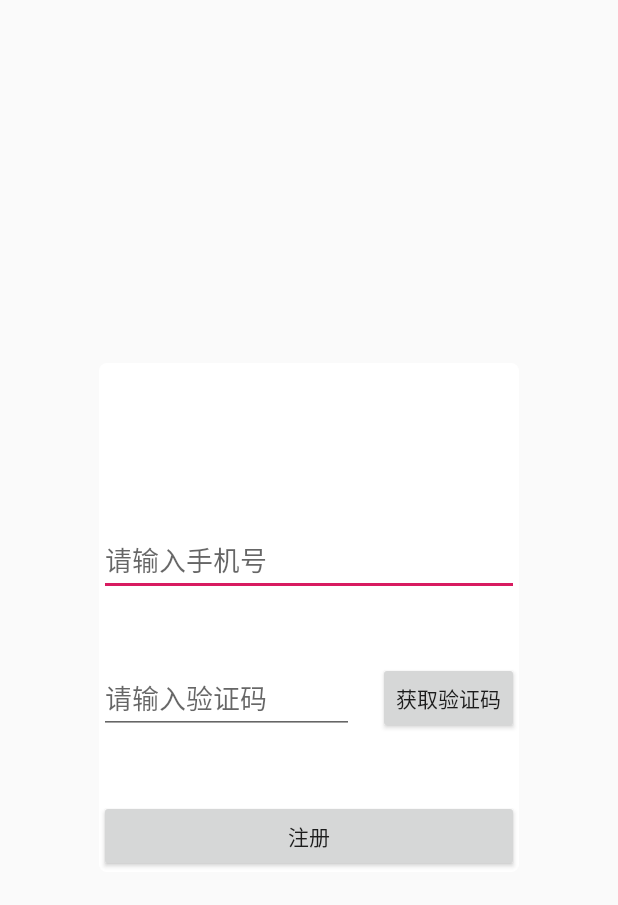
After one commit to fengxin930926134/npblock, an Android app: the layout alert_dialog_register.xml on its own in the app's theme, with its tools: preview values and no code run, on a phone screen of 412 x 824 dp. The commit adds this screen. Shown: the top 905 px of the screen. Run offline under Robolectric (Android 15) with nearby library versions, the phone set to English and light mode, and no system bars.

Commit message:
修改登陆弹窗，完成注册ui界面，优化登陆逻辑

```diff
--- a/app/src/main/res/layout/activity_main.xml
+++ b/app/src/main/res/layout/activity_main.xml
@@ -10,4 +10,10 @@
         android:layout_centerHorizontal="true"
         android:layout_centerVertical="true"/>
 
+    <Button
+        android:id="@+id/classic_tetris"
+        android:layout_width="wrap_content"
+        android:layout_height="wrap_content"
+        android:text="@string/classic_tetris"/>
+
 </RelativeLayout>
--- a/app/src/main/res/layout/alert_dialog_login.xml
+++ b/app/src/main/res/layout/alert_dialog_login.xml
@@ -105,4 +105,9 @@
         android:textColor="#ffffff"
         android:textSize="16sp" />
 
+    <Button
+        android:id="@+id/alert_login_register"
+        android:layout_width="match_parent"
+        android:layout_height="wrap_content"
+        android:text="@string/alert_login_register"/>
 </LinearLayout>
--- /dev/null
+++ b/app/src/main/res/layout/alert_dialog_register.xml
@@ -0,0 +1,50 @@
+<?xml version="1.0" encoding="utf-8"?>
+<RelativeLayout xmlns:android="http://schemas.android.com/apk/res/android"
+    android:layout_width="wrap_content"
+    android:layout_height="wrap_content"
+    android:layout_gravity="center"
+    android:background="@drawable/shape_radian_dialog_white">
+
+
+    <EditText
+        android:id="@+id/login_input_phone_et"
+        android:layout_width="280dp"
+        android:layout_height="wrap_content"
+        android:layout_alignParentTop="true"
+        android:layout_centerHorizontal="true"
+        android:layout_marginTop="107dp"
+        android:ems="10"
+        android:hint="请输入手机号"
+        android:inputType="phone" />
+
+    <requestFocus />
+
+    <EditText
+        android:id="@+id/login_input_code_et"
+        android:layout_width="170dp"
+        android:layout_height="wrap_content"
+        android:layout_alignLeft="@+id/login_input_phone_et"
+        android:layout_below="@+id/login_input_phone_et"
+        android:layout_marginTop="44dp"
+        android:hint="请输入验证码"
+        android:inputType="textPassword" >
+    </EditText>
+
+    <Button
+        android:id="@+id/login_request_code_btn"
+        android:layout_width="wrap_content"
+        android:layout_height="wrap_content"
+        android:layout_alignRight="@+id/login_input_phone_et"
+        android:layout_alignTop="@+id/login_input_code_et"
+        android:text="获取验证码" />
+
+    <Button
+        android:id="@+id/login_commit_btn"
+        android:layout_width="280dp"
+        android:layout_height="wrap_content"
+        android:layout_alignLeft="@+id/login_input_code_et"
+        android:layout_below="@+id/login_input_code_et"
+        android:layout_marginTop="44dp"
+        android:text="注册" />
+
+</RelativeLayout>
--- a/app/src/main/res/values/strings.xml
+++ b/app/src/main/res/values/strings.xml
@@ -11,4 +11,6 @@
     <string name="alert_login_btn_text">登陆</string>
     <string name="login_phone_text">手机号</string>
     <string name="password_text">密码</string>
+    <string name="classic_tetris">经典俄罗斯方块</string>
+    <string name="alert_login_register">注册</string>
 </resources>
--- a/build.gradle
+++ b/build.gradle
@@ -8,7 +8,8 @@ buildscript {
     }
     dependencies {
         classpath 'com.android.tools.build:gradle:3.5.1'
-
+        // 注册MobSDK
+        classpath "com.mob.sdk:MobSDK:2018.0319.1724"
         // NOTE: Do not place your application dependencies here; they belong
         // in the individual module build.gradle files
     }
```
Also changed, not shown: app/build.gradle (+7 -0 lines), app/src/main/AndroidManifest.xml (+15 -1 lines), app/src/main/java/com/np/block/activity/LoginActivity.java (+89 -19 lines), app/src/main/java/com/np/block/util/ConstUtils.java (+12 -2 lines), app/src/main/java/com/np/block/util/DialogUtils.java (+2 -94 lines).
